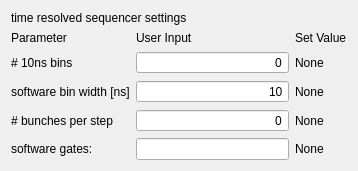
Old version of the form TildaHost/source/Interface/SequencerWidgets/Ui_TRSWidg.ui in the repository lasersphere/Tilda.
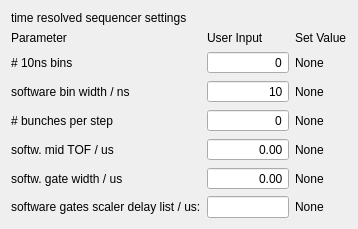
New version of the form.

Commit message:
main changes: voltage/triton is measured for each track now. before and after possible.      -> many files needed to be adapted. in db offset is now stored as list of offset values for each track.
repetitions as go on file now possible.
liveplotwindow is reopenable after one has closed it during scan.

still gui responsibility needs to be improved -> some prints will be removed in the future

```diff
--- a/TildaHost/source/Interface/SequencerWidgets/Ui_TRSWidg.ui
+++ b/TildaHost/source/Interface/SequencerWidgets/Ui_TRSWidg.ui
@@ -7,7 +7,7 @@
     <x>0</x>
     <y>0</y>
     <width>358</width>
-    <height>156</height>
+    <height>208</height>
    </rect>
   </property>
   <property name="windowTitle">
@@ -16,23 +16,21 @@
   <property name="locale">
    <locale language="English" country="UnitedStates"/>
   </property>
-  <layout class="QVBoxLayout" name="verticalLayout">
-   <item>
-    <widget class="QLabel" name="label_sequencerName">
-     <property name="sizePolicy">
-      <sizepolicy hsizetype="Minimum" vsizetype="Fixed">
-       <horstretch>0</horstretch>
-       <verstretch>0</verstretch>
-      </sizepolicy>
-     </property>
-     <property name="text">
-      <string>time resolved sequencer settings</string>
-     </property>
-    </widget>
-   </item>
-   <item>
     <layout class="QGridLayout" name="gridLayout">
      <item row="0" column="0">
+    <widget class="QLabel" name="label_sequencerName">
+     <property name="sizePolicy">
+      <sizepolicy hsizetype="Minimum" vsizetype="Fixed">
+       <horstretch>0</horstretch>
+       <verstretch>0</verstretch>
+      </sizepolicy>
+     </property>
+     <property name="text">
+      <string>time resolved sequencer settings</string>
+     </property>
+    </widget>
+   </item>
+   <item row="1" column="0">
       <widget class="QLabel" name="label_8">
        <property name="sizePolicy">
         <sizepolicy hsizetype="Minimum" vsizetype="Fixed">
@@ -45,30 +43,7 @@
        </property>
       </widget>
      </item>
-     <item row="1" column="0">
-      <widget class="QLabel" name="label_dwellTime_ms">
-       <property name="text">
-        <string># 10ns bins</string>
-       </property>
-      </widget>
-     </item>
      <item row="1" column="1">
-      <widget class="QSpinBox" name="spinBox_nOfBins">
-       <property name="alignment">
-        <set>Qt::AlignRight|Qt::AlignTrailing|Qt::AlignVCenter</set>
-       </property>
-       <property name="buttonSymbols">
-        <enum>QAbstractSpinBox::NoButtons</enum>
-       </property>
-       <property name="keyboardTracking">
-        <bool>false</bool>
-       </property>
-       <property name="maximum">
-        <number>999999999</number>
-       </property>
-      </widget>
-     </item>
-     <item row="0" column="1">
       <widget class="QLabel" name="label_9">
        <property name="sizePolicy">
         <sizepolicy hsizetype="Minimum" vsizetype="Fixed">
@@ -82,20 +57,6 @@
       </widget>
      </item>
      <item row="1" column="2">
-      <widget class="QLabel" name="label_nOfBins_set">
-       <property name="text">
-        <string>None</string>
-       </property>
-      </widget>
-     </item>
-     <item row="3" column="0">
-      <widget class="QLabel" name="label">
-       <property name="text">
-        <string># bunches per step</string>
-       </property>
-      </widget>
-     </item>
-     <item row="0" column="2">
       <widget class="QLabel" name="label_10">
        <property name="sizePolicy">
         <sizepolicy hsizetype="Minimum" vsizetype="Fixed">
@@ -108,61 +69,44 @@
        </property>
       </widget>
      </item>
-     <item row="4" column="0">
-      <widget class="QLabel" name="label_2">
-       <property name="text">
-        <string>software gates:</string>
-       </property>
-      </widget>
-     </item>
-     <item row="3" column="1">
-      <widget class="QSpinBox" name="spinBox_nOfBunches">
-       <property name="alignment">
-        <set>Qt::AlignRight|Qt::AlignTrailing|Qt::AlignVCenter</set>
-       </property>
-       <property name="buttonSymbols">
-        <enum>QAbstractSpinBox::NoButtons</enum>
-       </property>
-       <property name="keyboardTracking">
-        <bool>false</bool>
-       </property>
-       <property name="maximum">
-        <number>999999999</number>
-       </property>
-      </widget>
-     </item>
-     <item row="3" column="2">
-      <widget class="QLabel" name="label_nOfBunches_set">
-       <property name="text">
-        <string>None</string>
-       </property>
-      </widget>
-     </item>
-     <item row="4" column="1">
-      <widget class="QLineEdit" name="lineEdit">
-       <property name="toolTip">
-        <string>must be in style of:
- [[v_min_pmt0, v_max_pmt0, t_min_pmt0, t_min_pmt0], ... ] 
- 
- length must equal the length of active pmts</string>
-       </property>
-      </widget>
-     </item>
-     <item row="4" column="2">
-      <widget class="QLabel" name="label_softwGates_set">
-       <property name="text">
-        <string>None</string>
-       </property>
-      </widget>
-     </item>
      <item row="2" column="0">
-      <widget class="QLabel" name="label_3">
+    <widget class="QLabel" name="label_dwellTime_ms">
        <property name="text">
-        <string>software bin width [ns]</string>
+      <string># 10ns bins</string>
        </property>
       </widget>
      </item>
      <item row="2" column="1">
+    <widget class="QSpinBox" name="spinBox_nOfBins">
+     <property name="alignment">
+      <set>Qt::AlignRight|Qt::AlignTrailing|Qt::AlignVCenter</set>
+     </property>
+     <property name="buttonSymbols">
+      <enum>QAbstractSpinBox::NoButtons</enum>
+     </property>
+     <property name="keyboardTracking">
+      <bool>false</bool>
+     </property>
+     <property name="maximum">
+      <number>999999999</number>
+     </property>
+    </widget>
+   </item>
+   <item row="2" column="2">
+    <widget class="QLabel" name="label_nOfBins_set">
+     <property name="text">
+      <string>None</string>
+     </property>
+    </widget>
+   </item>
+   <item row="3" column="0">
+    <widget class="QLabel" name="label_3">
+     <property name="text">
+      <string>software bin width / ns</string>
+     </property>
+    </widget>
+   </item>
+   <item row="3" column="1">
       <widget class="QSpinBox" name="spinBox_softBinWidth">
        <property name="alignment">
         <set>Qt::AlignRight|Qt::AlignTrailing|Qt::AlignVCenter</set>
@@ -184,14 +128,129 @@
        </property>
       </widget>
      </item>
-     <item row="2" column="2">
+   <item row="3" column="2">
       <widget class="QLabel" name="label_softBinWidth_set">
        <property name="text">
         <string>None</string>
        </property>
       </widget>
      </item>
-    </layout>
+   <item row="4" column="0">
+    <widget class="QLabel" name="label">
+     <property name="text">
+      <string># bunches per step</string>
+     </property>
+    </widget>
+   </item>
+   <item row="4" column="1">
+    <widget class="QSpinBox" name="spinBox_nOfBunches">
+     <property name="alignment">
+      <set>Qt::AlignRight|Qt::AlignTrailing|Qt::AlignVCenter</set>
+     </property>
+     <property name="buttonSymbols">
+      <enum>QAbstractSpinBox::NoButtons</enum>
+     </property>
+     <property name="keyboardTracking">
+      <bool>false</bool>
+     </property>
+     <property name="maximum">
+      <number>999999999</number>
+     </property>
+    </widget>
+   </item>
+   <item row="4" column="2">
+    <widget class="QLabel" name="label_nOfBunches_set">
+     <property name="text">
+      <string>None</string>
+     </property>
+    </widget>
+   </item>
+   <item row="5" column="0">
+    <widget class="QLabel" name="label_4">
+     <property name="text">
+      <string>softw. mid TOF / us</string>
+     </property>
+    </widget>
+   </item>
+   <item row="5" column="1">
+    <widget class="QDoubleSpinBox" name="doubleSpinBox_mid_tof">
+     <property name="layoutDirection">
+      <enum>Qt::LeftToRight</enum>
+     </property>
+     <property name="alignment">
+      <set>Qt::AlignRight|Qt::AlignTrailing|Qt::AlignVCenter</set>
+     </property>
+     <property name="buttonSymbols">
+      <enum>QAbstractSpinBox::NoButtons</enum>
+     </property>
+     <property name="keyboardTracking">
+      <bool>false</bool>
+     </property>
+     <property name="maximum">
+      <double>10000000.000000000000000</double>
+     </property>
+    </widget>
+   </item>
+   <item row="6" column="0">
+    <widget class="QLabel" name="label_5">
+     <property name="text">
+      <string>softw. gate width / us</string>
+     </property>
+    </widget>
+   </item>
+   <item row="6" column="1">
+    <widget class="QDoubleSpinBox" name="doubleSpinBox_gate_width">
+     <property name="layoutDirection">
+      <enum>Qt::LeftToRight</enum>
+     </property>
+     <property name="alignment">
+      <set>Qt::AlignRight|Qt::AlignTrailing|Qt::AlignVCenter</set>
+     </property>
+     <property name="buttonSymbols">
+      <enum>QAbstractSpinBox::NoButtons</enum>
+     </property>
+     <property name="keyboardTracking">
+      <bool>false</bool>
+     </property>
+     <property name="maximum">
+      <double>10000000.000000000000000</double>
+     </property>
+    </widget>
+   </item>
+   <item row="7" column="0">
+    <widget class="QLabel" name="label_2">
+     <property name="text">
+      <string>software gates scaler delay list / us:</string>
+     </property>
+    </widget>
+   </item>
+   <item row="7" column="1">
+    <widget class="QLineEdit" name="lineEdit">
+     <property name="toolTip">
+      <string>&lt;html&gt;&lt;head/&gt;&lt;body&gt;&lt;p&gt;list of delays to the common mid tof for each scaler.&lt;/p&gt;&lt;/body&gt;&lt;/html&gt;</string>
+     </property>
+    </widget>
+   </item>
+   <item row="7" column="2">
+    <widget class="QLabel" name="label_softwGates_set">
+     <property name="text">
+      <string>None</string>
+     </property>
+    </widget>
+   </item>
+   <item row="6" column="2">
+    <widget class="QLabel" name="label_gate_width_set">
+     <property name="text">
+      <string>None</string>
+     </property>
+    </widget>
+   </item>
+   <item row="5" column="2">
+    <widget class="QLabel" name="label_mid_tof_set">
+     <property name="text">
+      <string>None</string>
+     </property>
+    </widget>
    </item>
   </layout>
  </widget>
```
Lines whose indentation alone changed are shown as unchanged. The commit also changes 38 other files.
